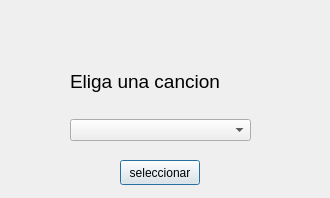
This is GUILBass/forms/dialogjugar.ui in mgoyret/UTN_FRBA_INFO_II_2020_TPO_LASER-BASS as Qt 5 draws it before an edit. The edited form follows.
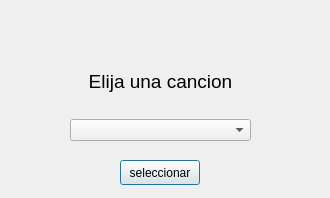
This is the edited form.

```diff
--- a/GUILBass/forms/dialogjugar.ui
+++ b/GUILBass/forms/dialogjugar.ui
@@ -31,7 +31,10 @@
        </font>
       </property>
       <property name="text">
-       <string>Eliga una cancion</string>
+       <string>Elija una cancion</string>
+      </property>
+      <property name="alignment">
+       <set>Qt::AlignCenter</set>
       </property>
      </widget>
     </item>
```
Left out of the diff: 2 changed lines with no effect on the pictures.
